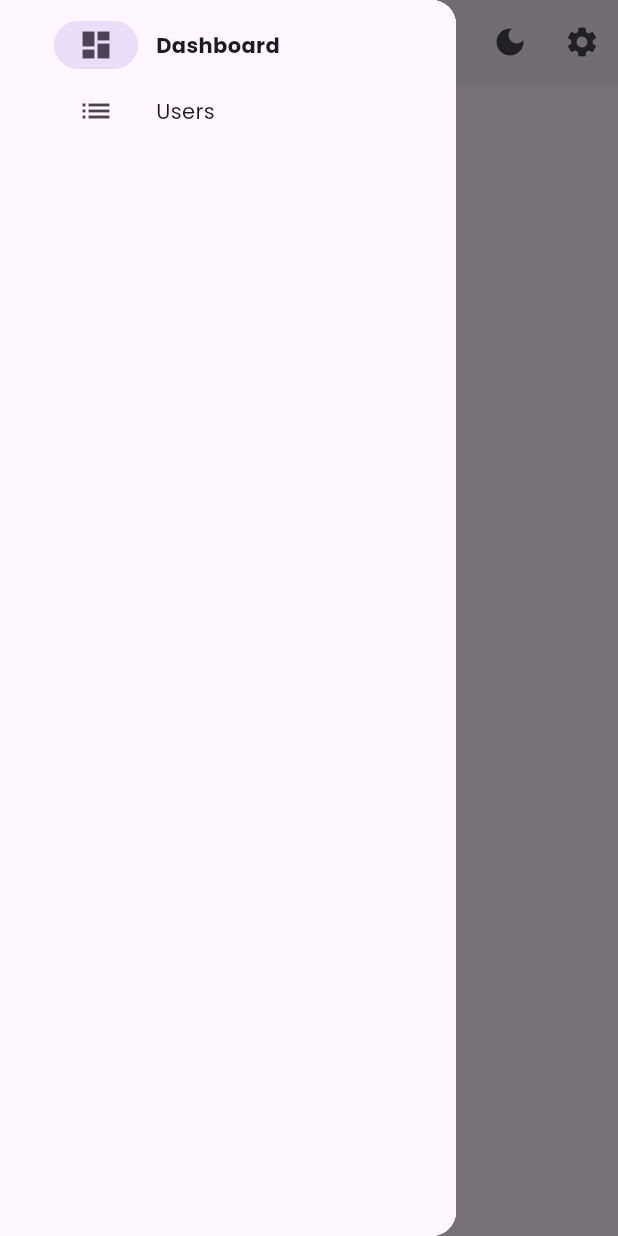
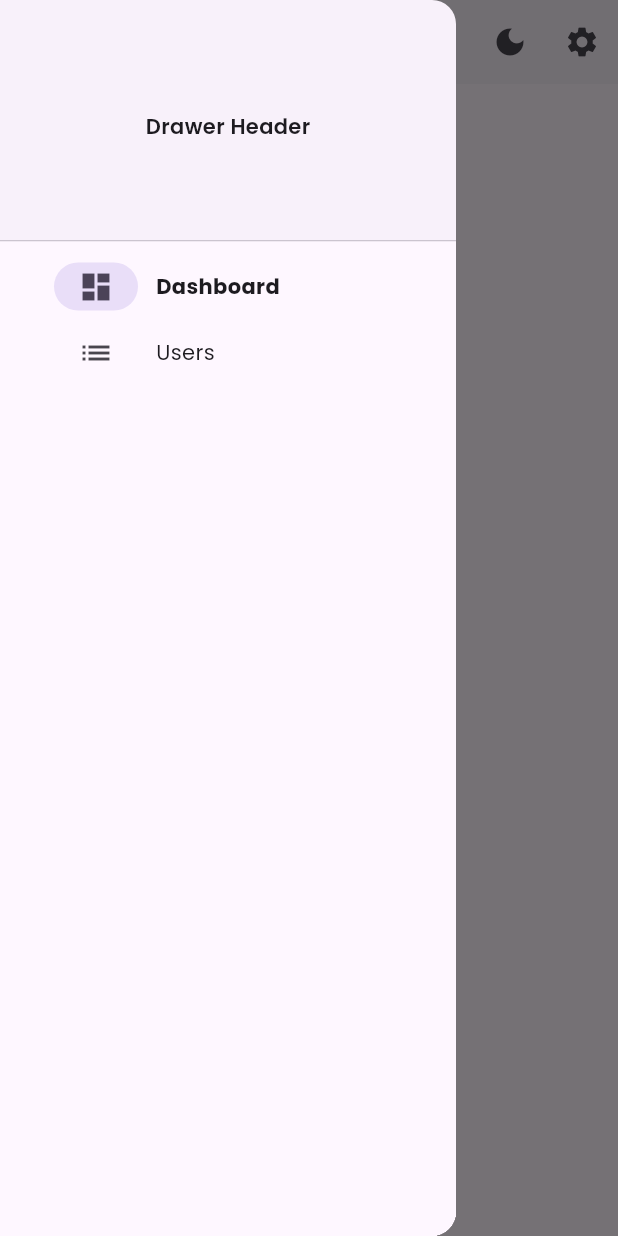
Before and after one commit to htsuruo/flutter-admin-dashboard-template, a Flutter app: the screen it shows after launch, with the side drawer open, on a phone screen of 412 x 824 dp. Run offline on Flutter 3.47's test engine with Material 2 defaults, Android fonts, the phone set to English and light mode, and no system bars; our stand-ins replace adaptive_theme, go_router, google_fonts, recase; missing offline and left inert: simple_logger.

Commit message:
Add DrawHeader

```diff
--- a/lib/widgets/navigation/scaffold_with_navigation.dart
+++ b/lib/widgets/navigation/scaffold_with_navigation.dart
@@ -65,13 +65,31 @@ class _ScaffoldWithDrawer extends StatelessWidget {
 
   @override
   Widget build(BuildContext context) {
+    final theme = Theme.of(context);
     return Scaffold(
       appBar: const NavigationAppBar(),
       body: navigationShell,
       drawer: Drawer(
-        child: _NavigationRail(
-          navigationShell: navigationShell,
-          expand: true,
+        child: Column(
+          children: [
+            DrawerHeader(
+              decoration: const BoxDecoration(border: Border()),
+              margin: EdgeInsets.zero,
+              child: Center(
+                child: Text(
+                  'Drawer Header',
+                  style: theme.textTheme.bodyMedium!
+                      .copyWith(fontWeight: FontWeight.w600),
+                ),
+              ),
+            ),
+            Expanded(
+              child: _NavigationRail(
+                navigationShell: navigationShell,
+                expand: true,
+              ),
+            ),
+          ],
         ),
       ),
     );
```
